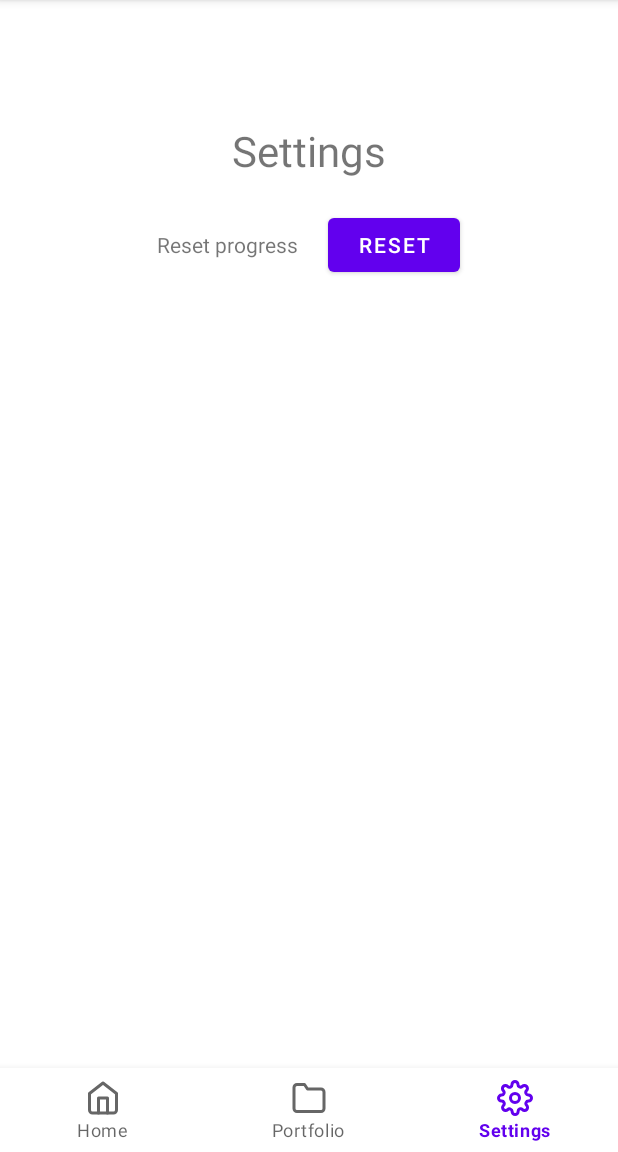
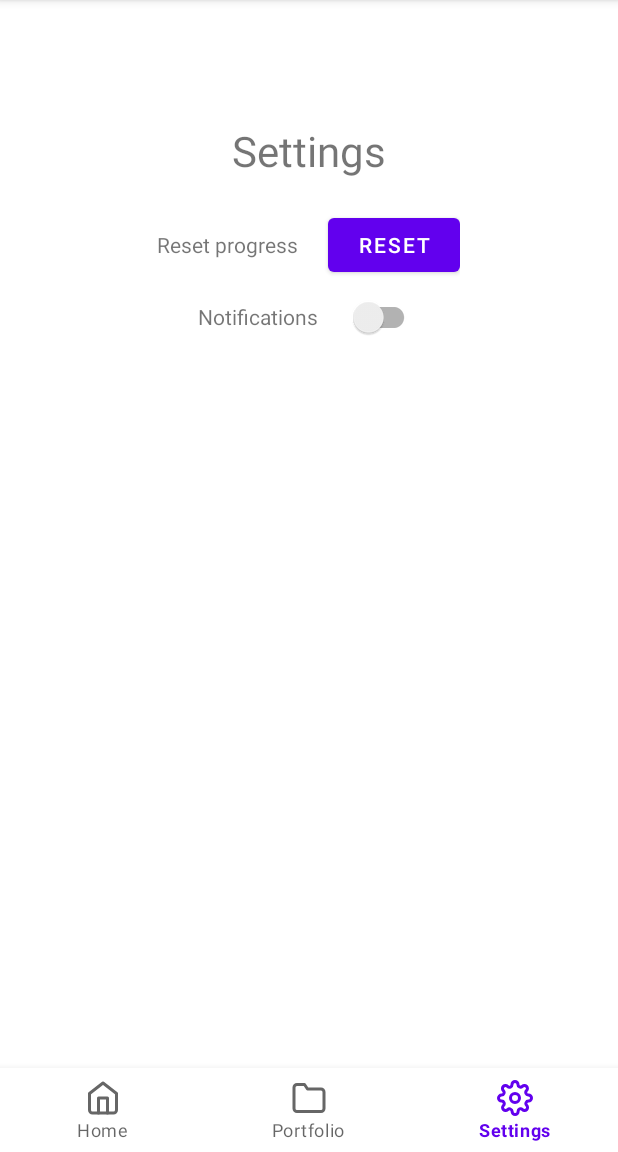
Before and after one commit to VidKreca/CryptoSimulator, an Android app: the HomeFragment screen opened directly, with no data from a screen before it, item 3 of the bottom bar chosen, on a phone screen of 412 x 824 dp, the part 84-1236 px from its top. Run offline under Robolectric (Android 15) with nearby library versions, the phone set to English and light mode, and no system bars; our stand-ins replace Picasso, Volley; network calls fail; pictures from the network do not load; 2 statements that could not run were skipped.

Commit message:
Added notification switch to settings

```diff
--- a/CryptoSimulator/app/src/main/java/com/vidkreca/cryptosimulator/App.java
+++ b/CryptoSimulator/app/src/main/java/com/vidkreca/cryptosimulator/App.java
@@ -137,8 +137,10 @@ public class App extends Application {
                 String text = typeStr + t.fiat_value + "€ of " + t.crypto_symbol;
                 Toast.makeText(getApplicationContext(), text, Toast.LENGTH_LONG).show();
 
-                // Create notification if enabled
+                // Create notification if enabled and trade is a buy
+                if (getNotificationEnabled() && t.type.equals("buy")) {
                     Intent intent = new Intent(App.this, UpdateBroadcast.class);
+                    intent.putExtra("symbol", t.crypto_symbol);
                     PendingIntent pendingIntent = PendingIntent.getBroadcast(App.this, 0, intent, 0);
 
                     AlarmManager alarmManager = (AlarmManager) getSystemService(ALARM_SERVICE);
@@ -148,6 +150,7 @@ public class App extends Application {
                     long remindIn = 1000 * 5;
 
                     alarmManager.set(AlarmManager.RTC_WAKEUP, currentTime+remindIn, pendingIntent);
+                }
             }
 
             @Override
--- a/CryptoSimulator/app/src/main/java/com/vidkreca/cryptosimulator/SettingsFragment.java
+++ b/CryptoSimulator/app/src/main/java/com/vidkreca/cryptosimulator/SettingsFragment.java
@@ -12,12 +12,14 @@ import android.os.Bundle;
 
 import androidx.annotation.NonNull;
 import androidx.annotation.Nullable;
+import androidx.appcompat.widget.SwitchCompat;
 import androidx.fragment.app.Fragment;
 
 import android.view.LayoutInflater;
 import android.view.View;
 import android.view.ViewGroup;
 import android.widget.Button;
+import android.widget.CompoundButton;
 import android.widget.Toast;
 
 /**
@@ -30,6 +32,7 @@ public class SettingsFragment extends Fragment {
     private App app;
 
     private Button resetBtn;
+    private SwitchCompat notificationSwitch;
 
 
     public SettingsFragment() {
@@ -65,6 +68,7 @@ public class SettingsFragment extends Fragment {
         super.onViewCreated(view, savedInstanceState);
 
         resetBtn = view.findViewById(R.id.resetBtn);
+        notificationSwitch = view.findViewById(R.id.notificationSwitch);
     }
 
 
@@ -73,6 +77,9 @@ public class SettingsFragment extends Fragment {
         super.onActivityCreated(savedInstanceState);
 
         app = (App) getActivity().getApplication();
+
+        // Set current notificationSwitch value
+        notificationSwitch.setChecked(app.getNotificationEnabled());
 
         resetBtn.setOnClickListener(new View.OnClickListener() {
             @Override
@@ -100,5 +107,13 @@ public class SettingsFragment extends Fragment {
                         .setNegativeButton(android.R.string.no, null).show();
             }
         });
+
+
+        notificationSwitch.setOnCheckedChangeListener(new CompoundButton.OnCheckedChangeListener() {
+            @Override
+            public void onCheckedChanged(CompoundButton buttonView, boolean isChecked) {
+                app.setNotificationEnabled(isChecked);
+            }
+        });
     }
 }
--- a/CryptoSimulator/app/src/main/java/com/vidkreca/cryptosimulator/UpdateBroadcast.java
+++ b/CryptoSimulator/app/src/main/java/com/vidkreca/cryptosimulator/UpdateBroadcast.java
@@ -11,9 +11,12 @@ import androidx.core.app.NotificationManagerCompat;
 public class UpdateBroadcast extends BroadcastReceiver {
     @Override
     public void onReceive(Context context, Intent intent) {
+        String symbol = intent.getExtras().getString("symbol");
+        symbol = (symbol != null) ? symbol : "UNKNOWN";
+
         NotificationCompat.Builder builder = new NotificationCompat.Builder(context, "CryptoSimulator")
                 .setSmallIcon(R.drawable.ic_portfolio)
-                .setContentTitle("Check how your recent trade is doing")
+                .setContentTitle("Check how your recent " + symbol + " trade is doing")
                 .setContentText("Did you time the market correctly?")
                 .setPriority(NotificationCompat.PRIORITY_DEFAULT);
 
--- a/CryptoSimulator/app/src/main/res/layout/fragment_settings.xml
+++ b/CryptoSimulator/app/src/main/res/layout/fragment_settings.xml
@@ -10,24 +10,50 @@
     <androidx.appcompat.widget.LinearLayoutCompat
         android:layout_width="0dp"
         android:layout_height="wrap_content"
+        android:orientation="vertical"
         android:gravity="center"
         app:layout_constraintStart_toEndOf="@id/guideline18"
         app:layout_constraintEnd_toStartOf="@id/guideline19"
         app:layout_constraintTop_toBottomOf="@id/settingsTV">
 
-        <TextView
+
+        <androidx.appcompat.widget.LinearLayoutCompat
             android:layout_width="wrap_content"
             android:layout_height="wrap_content"
-            android:text="Reset progress"
-            android:layout_marginRight="20dp" />
+            android:gravity="center">
+            <TextView
+                android:layout_width="wrap_content"
+                android:layout_height="wrap_content"
+                android:text="Reset progress"
+                android:layout_marginRight="20dp" />
+            <Button
+                android:id="@+id/resetBtn"
+                android:layout_width="wrap_content"
+                android:layout_height="wrap_content"
+                android:text="Reset" />
+        </androidx.appcompat.widget.LinearLayoutCompat>
 
-        <Button
-            android:id="@+id/resetBtn"
+        <androidx.appcompat.widget.LinearLayoutCompat
             android:layout_width="wrap_content"
             android:layout_height="wrap_content"
-            android:text="Reset" />
+            android:gravity="center">
+            <TextView
+                android:layout_width="wrap_content"
+                android:layout_height="wrap_content"
+                android:layout_weight="1"
+                android:text="Notifications"
+                android:layout_marginRight="20dp" />
+            <androidx.appcompat.widget.SwitchCompat
+                android:id="@+id/notificationSwitch"
+                android:layout_width="wrap_content"
+                android:layout_height="wrap_content" />
+        </androidx.appcompat.widget.LinearLayoutCompat>
+
 
     </androidx.appcompat.widget.LinearLayoutCompat>
+
+
+
 
 
     <androidx.constraintlayout.widget.Guideline
```
Lines whose indentation alone changed are shown as unchanged.
